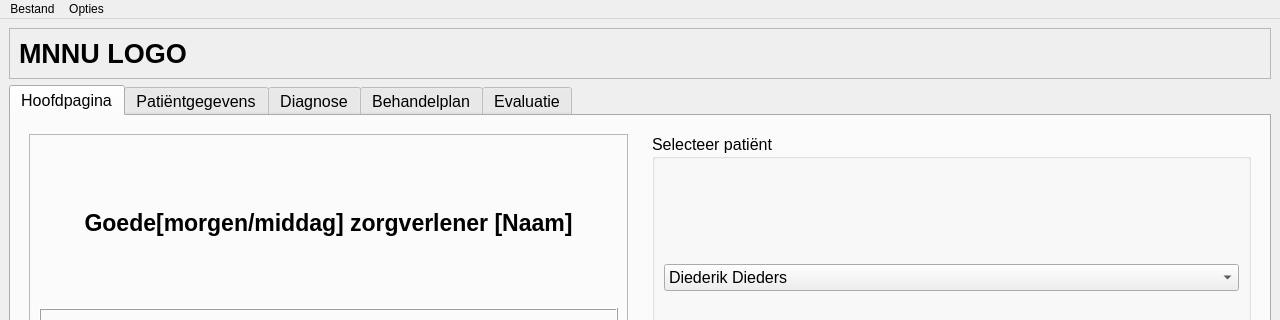
Qt form ui/mainwindow.ui (blu3beri/MNNU-Desktop) before a commit; both pictures show x 0 to 1280 and y 0 to 320 of the 1280 by 720 pixel window.
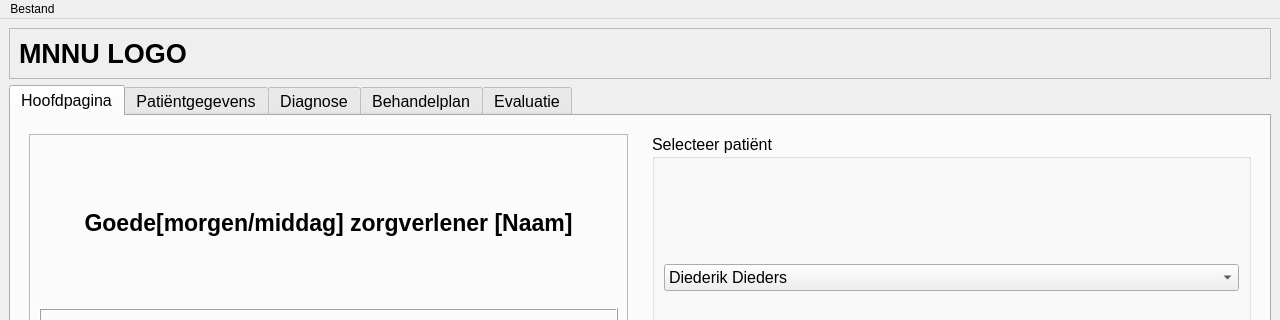
The same form after that commit. Icons and pictures are not drawn.

Commit message: Added a settings dialog, renamed widgets inside mainwindow

What changed in the file:
```diff
--- a/ui/mainwindow.ui
+++ b/ui/mainwindow.ui
@@ -526,14 +526,9 @@
     <property name="title">
      <string>Bestand</string>
     </property>
-   </widget>
-   <widget class="QMenu" name="menudebugger">
-    <property name="title">
-     <string>Opties</string>
-    </property>
+    <addaction name="actionInstellingen"/>
    </widget>
    <addaction name="menuBestand"/>
-   <addaction name="menudebugger"/>
   </widget>
   <widget class="QStatusBar" name="statusbar"/>
  </widget>
```
Left out of the diff: 63 changed lines with no effect on the pictures. The commit also changes 3 other files.
